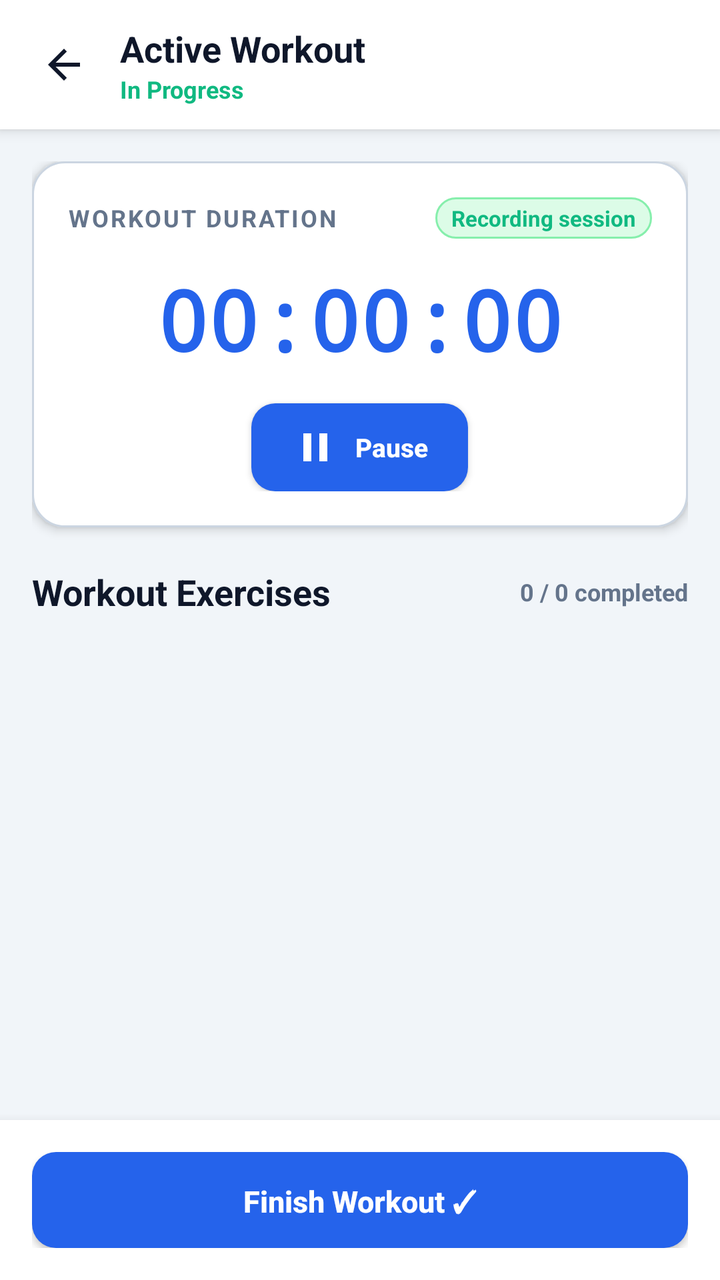
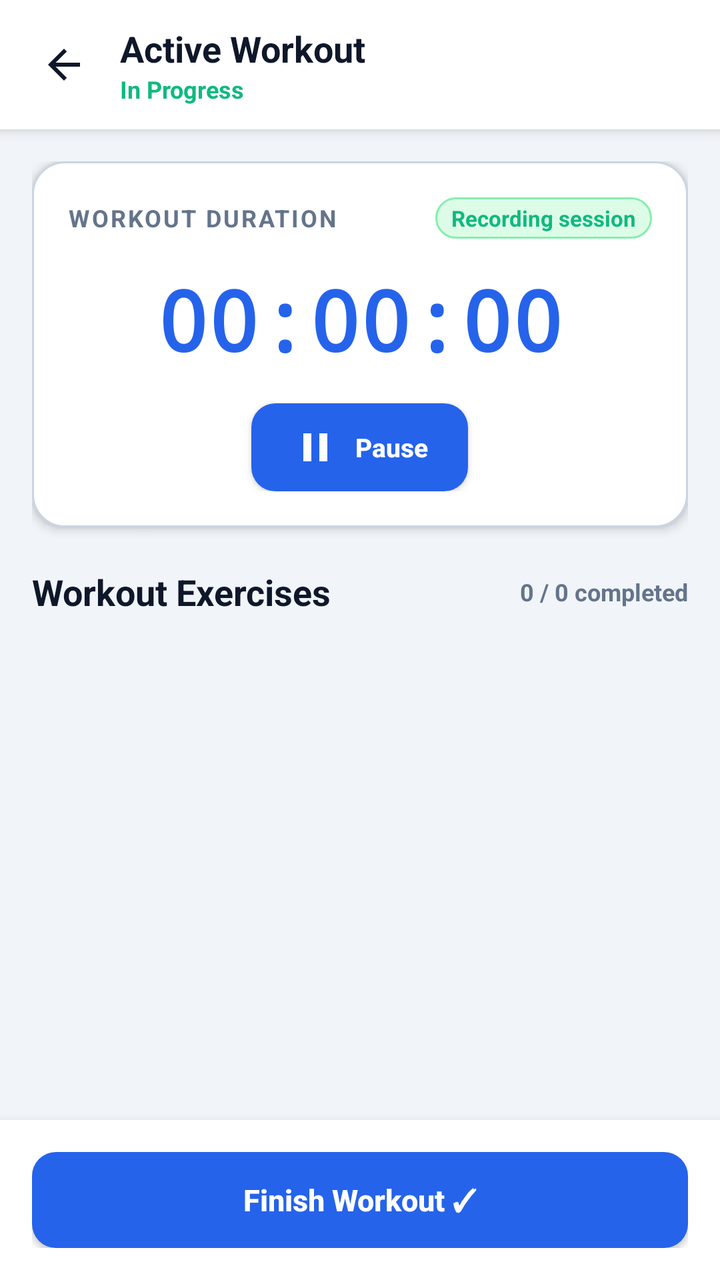

Compare the two renders of this Android layout. The source of the first and the diff that turns it into the second are given below.
<!-- AndroidManifest.xml: application theme Theme.FitTrack -->
<!-- res/layout/activity_active_workout.xml -->
<?xml version="1.0" encoding="utf-8"?>
<LinearLayout xmlns:android="http://schemas.android.com/apk/res/android"
    xmlns:tools="http://schemas.android.com/tools"
    android:layout_width="match_parent"
    android:layout_height="match_parent"
    android:background="?android:attr/colorBackground"
    android:orientation="vertical">

    
    <LinearLayout
        android:layout_width="match_parent"
        android:layout_height="wrap_content"
        android:background="?attr/colorSurface"
        android:elevation="4dp"
        android:gravity="center_vertical"
        android:orientation="horizontal"
        android:paddingStart="12dp"
        android:paddingTop="12dp"
        android:paddingEnd="16dp"
        android:paddingBottom="12dp">

        <ImageButton
            android:id="@+id/btnBack"
            android:layout_width="40dp"
            android:layout_height="40dp"
            android:background="?attr/selectableItemBackgroundBorderless"
            android:contentDescription="Go back"
            android:src="@drawable/ic_arrow_back" />

        <LinearLayout
            android:layout_width="0dp"
            android:layout_height="wrap_content"
            android:layout_marginStart="8dp"
            android:layout_weight="1"
            android:orientation="vertical">

            <TextView
                android:id="@+id/tvActiveWorkoutTitle"
                android:layout_width="wrap_content"
                android:layout_height="wrap_content"
                android:text="Active Workout"
                android:textColor="?android:attr/textColorPrimary"
                android:textSize="18sp"
                android:textStyle="bold" />

            <TextView
                android:id="@+id/tvActiveWorkoutSubtitle"
                android:layout_width="wrap_content"
                android:layout_height="wrap_content"
                android:text="In Progress"
                android:textColor="@color/accent"
                android:textSize="12sp"
                android:textStyle="bold" />

        </LinearLayout>

    </LinearLayout>

    <ScrollView
        android:layout_width="match_parent"
        android:layout_height="0dp"
        android:layout_weight="1"
        android:fillViewport="true">

        <LinearLayout
            android:layout_width="match_parent"
            android:layout_height="wrap_content"
            android:orientation="vertical"
            android:padding="16dp">

            
            <LinearLayout
                android:layout_width="match_parent"
                android:layout_height="wrap_content"
                android:background="@drawable/bg_card"
                android:elevation="3dp"
                android:gravity="center_horizontal"
                android:orientation="vertical"
                android:padding="18dp">

                
                <LinearLayout
                    android:layout_width="match_parent"
                    android:layout_height="wrap_content"
                    android:gravity="center_vertical"
                    android:orientation="horizontal">

                    <TextView
                        android:layout_width="0dp"
                        android:layout_height="wrap_content"
                        android:layout_weight="1"
                        android:letterSpacing="0.08"
                        android:text="@string/workout_duration_label"
                        android:textColor="?android:attr/textColorSecondary"
                        android:textSize="12sp"
                        android:textStyle="bold" />

                    <TextView
                        android:id="@+id/tvStopwatchStatus"
                        android:layout_width="wrap_content"
                        android:layout_height="wrap_content"
                        android:background="@drawable/bg_badge_success"
                        android:paddingStart="8dp"
                        android:paddingTop="3dp"
                        android:paddingEnd="8dp"
                        android:paddingBottom="3dp"
                        android:text="@string/stopwatch_running"
                        android:textColor="@color/accent"
                        android:textSize="11sp"
                        android:textStyle="bold" />

                </LinearLayout>

                
                <TextView
                    android:id="@+id/tvStopwatchTime"
                    android:layout_width="wrap_content"
                    android:layout_height="wrap_content"
                    android:layout_marginTop="12dp"
                    android:layout_marginBottom="14dp"
                    android:fontFamily="monospace"
                    android:text="00:00:00"
                    android:textColor="?attr/colorPrimary"
                    android:textSize="42sp"
                    android:textStyle="bold" />

                
                <androidx.appcompat.widget.AppCompatButton
                    android:id="@+id/btnStopwatchToggle"
                    android:layout_width="wrap_content"
                    android:layout_height="wrap_content"
                    android:background="@drawable/bg_button_primary"
                    android:drawableStart="@drawable/ic_pause"
                    android:drawablePadding="8dp"
                    android:gravity="center"
                    android:minHeight="44dp"
                    android:paddingStart="20dp"
                    android:paddingTop="8dp"
                    android:paddingEnd="20dp"
                    android:paddingBottom="8dp"
                    android:text="@string/pause_stopwatch"
                    android:textAllCaps="false"
                    android:textColor="@color/white"
                    android:textSize="13sp"
                    android:textStyle="bold" />

            </LinearLayout>

            
            <LinearLayout
                android:layout_width="match_parent"
                android:layout_height="wrap_content"
                android:layout_marginTop="20dp"
                android:layout_marginBottom="10dp"
                android:gravity="center_vertical"
                android:orientation="horizontal">

                <TextView
                    android:layout_width="0dp"
                    android:layout_height="wrap_content"
                    android:layout_weight="1"
                    android:text="Workout Exercises"
                    android:textColor="?android:attr/textColorPrimary"
                    android:textSize="18sp"
                    android:textStyle="bold" />

                <TextView
                    android:id="@+id/tvCompletedCounter"
                    android:layout_width="wrap_content"
                    android:layout_height="wrap_content"
                    android:text="0 / 0 completed"
                    android:textColor="?android:attr/textColorSecondary"
                    android:textSize="12sp"
                    android:textStyle="bold" />

            </LinearLayout>

            
            <androidx.recyclerview.widget.RecyclerView
                android:id="@+id/rvActiveExercises"
                android:layout_width="match_parent"
                android:layout_height="wrap_content"
                android:nestedScrollingEnabled="false"
                tools:listitem="@layout/item_active_exercise" />

        </LinearLayout>

    </ScrollView>

    
    <LinearLayout
        android:layout_width="match_parent"
        android:layout_height="wrap_content"
        android:background="?attr/colorSurface"
        android:elevation="8dp"
        android:orientation="vertical"
        android:padding="16dp">

        <androidx.appcompat.widget.AppCompatButton
            android:id="@+id/btnFinishWorkout"
            android:layout_width="match_parent"
            android:layout_height="48dp"
            android:background="@drawable/bg_button_primary"
            android:text="@string/finish_workout"
            android:textAllCaps="false"
            android:textColor="@color/white"
            android:textSize="15sp"
            android:textStyle="bold" />

    </LinearLayout>

</LinearLayout>
<!-- res/layout/item_active_exercise.xml (included above) -->
<?xml version="1.0" encoding="utf-8"?>
<LinearLayout xmlns:android="http://schemas.android.com/apk/res/android"
    android:id="@+id/llActiveExerciseCard"
    android:layout_width="match_parent"
    android:layout_height="wrap_content"
    android:layout_marginBottom="12dp"
    android:background="@drawable/bg_card"
    android:elevation="2dp"
    android:orientation="vertical"
    android:padding="14dp">

    
    <LinearLayout
        android:layout_width="match_parent"
        android:layout_height="wrap_content"
        android:gravity="center_vertical"
        android:orientation="horizontal">

        <CheckBox
            android:id="@+id/cbExerciseDone"
            android:layout_width="wrap_content"
            android:layout_height="wrap_content"
            android:minWidth="0dp"
            android:minHeight="0dp" />

        <ImageView
            android:id="@+id/ivActiveExerciseThumb"
            android:layout_width="56dp"
            android:layout_height="56dp"
            android:layout_marginStart="8dp"
            android:background="@drawable/bg_exercise_thumb"
            android:clipToOutline="true"
            android:contentDescription="Exercise thumbnail"
            android:padding="4dp"
            android:scaleType="centerInside"
            android:src="@drawable/ic_fitness_center" />

        <LinearLayout
            android:layout_width="0dp"
            android:layout_height="wrap_content"
            android:layout_marginStart="10dp"
            android:layout_weight="1"
            android:orientation="vertical">

            <TextView
                android:id="@+id/tvActiveExerciseName"
                android:layout_width="wrap_content"
                android:layout_height="wrap_content"
                android:text="Bench Press"
                android:textColor="?android:attr/textColorPrimary"
                android:textSize="16sp"
                android:textStyle="bold" />

            <TextView
                android:id="@+id/tvTargetInfo"
                android:layout_width="wrap_content"
                android:layout_height="wrap_content"
                android:layout_marginTop="2dp"
                android:text="Routine Target: 3 sets × 10 reps @ 60.0 kg"
                android:textColor="?android:attr/textColorSecondary"
                android:textSize="12sp" />

        </LinearLayout>

        <TextView
            android:id="@+id/tvDoneBadge"
            android:layout_width="wrap_content"
            android:layout_height="wrap_content"
            android:background="@drawable/bg_badge_success"
            android:paddingStart="8dp"
            android:paddingTop="3dp"
            android:paddingEnd="8dp"
            android:paddingBottom="3dp"
            android:text="✓ DONE"
            android:textColor="@color/accent"
            android:textSize="11sp"
            android:textStyle="bold"
            android:visibility="gone" />

    </LinearLayout>

    
    <View
        android:layout_width="match_parent"
        android:layout_height="1dp"
        android:layout_marginTop="10dp"
        android:layout_marginBottom="10dp"
        android:background="@color/border" />

    
    <LinearLayout
        android:layout_width="match_parent"
        android:layout_height="wrap_content"
        android:gravity="center_vertical"
        android:orientation="horizontal">

        
        <LinearLayout
            android:layout_width="0dp"
            android:layout_height="wrap_content"
            android:layout_weight="1"
            android:orientation="vertical">

            <TextView
                android:layout_width="wrap_content"
                android:layout_height="wrap_content"
                android:text="Sets Lifted Today"
                android:textColor="?android:attr/textColorSecondary"
                android:textSize="11sp"
                android:textStyle="bold" />

            <EditText
                android:id="@+id/etActiveSets"
                android:layout_width="match_parent"
                android:layout_height="40dp"
                android:layout_marginTop="4dp"
                android:background="@drawable/bg_input"
                android:gravity="center"
                android:hint="3"
                android:inputType="number"
                android:textColor="?android:attr/textColorPrimary"
                android:textColorHint="?android:attr/textColorHint"
                android:textSize="14sp" />
        </LinearLayout>

        
        <View
            android:layout_width="12dp"
            android:layout_height="1dp" />

        
        <LinearLayout
            android:layout_width="0dp"
            android:layout_height="wrap_content"
            android:layout_weight="1"
            android:orientation="vertical">

            <TextView
                android:layout_width="wrap_content"
                android:layout_height="wrap_content"
                android:text="Weight Lifted (kg)"
                android:textColor="?android:attr/textColorSecondary"
                android:textSize="11sp"
                android:textStyle="bold" />

            <EditText
                android:id="@+id/etActiveWeight"
                android:layout_width="match_parent"
                android:layout_height="40dp"
                android:layout_marginTop="4dp"
                android:background="@drawable/bg_input"
                android:gravity="center"
                android:hint="60.0"
                android:inputType="numberDecimal"
                android:textColor="?android:attr/textColorPrimary"
                android:textColorHint="?android:attr/textColorHint"
                android:textSize="14sp" />
        </LinearLayout>

    </LinearLayout>

</LinearLayout>
<!-- resources referenced by this layout -->
<resources>
  <color name="accent">#10B981</color>
  <color name="border">#CBD5E1</color>
  <color name="white">#FFFFFFFF</color>
  <!-- drawable bg_badge_success (drawable) -->
  <?xml version="1.0" encoding="utf-8"?>
  <shape xmlns:android="http://schemas.android.com/apk/res/android"
      android:shape="rectangle">
      <solid android:color="@color/badge_success_bg" />
      <corners android:radius="12dp" />
      <stroke android:width="1dp" android:color="@color/badge_success_stroke" />
  </shape>
  <!-- drawable bg_button_primary (drawable) -->
  <?xml version="1.0" encoding="utf-8"?>
  <ripple xmlns:android="http://schemas.android.com/apk/res/android"
      android:color="#40FFFFFF">
      <item>
          <shape android:shape="rectangle">
              <solid android:color="@color/primary" />
              <corners android:radius="12dp" />
              <padding
                  android:bottom="14dp"
                  android:left="16dp"
                  android:right="16dp"
                  android:top="14dp" />
          </shape>
      </item>
  </ripple>
  <!-- drawable bg_card (drawable) -->
  <?xml version="1.0" encoding="utf-8"?>
  <shape xmlns:android="http://schemas.android.com/apk/res/android"
      android:shape="rectangle">
      <solid android:color="@color/surface" />
      <corners android:radius="16dp" />
      <stroke android:width="1dp" android:color="@color/border" />
  </shape>
  <!-- drawable bg_exercise_thumb (drawable) -->
  <?xml version="1.0" encoding="utf-8"?>
  <shape xmlns:android="http://schemas.android.com/apk/res/android"
      android:shape="rectangle">
      <solid android:color="@color/bg_light" />
      <corners android:radius="10dp" />
      <stroke
          android:width="1dp"
          android:color="@color/border" />
  </shape>
  <!-- drawable bg_input (drawable) -->
  <?xml version="1.0" encoding="utf-8"?>
  <shape xmlns:android="http://schemas.android.com/apk/res/android"
      android:shape="rectangle">
      <solid android:color="@color/surface" />
      <corners android:radius="10dp" />
      <stroke android:width="1dp" android:color="@color/border" />
  </shape>
  <!-- drawable ic_arrow_back (drawable) -->
  <vector xmlns:android="http://schemas.android.com/apk/res/android"
      android:width="24dp"
      android:height="24dp"
      android:viewportWidth="24"
      android:viewportHeight="24"
      android:tint="?attr/colorControlNormal">
      <path
          android:fillColor="@android:color/white"
          android:pathData="M20,11H7.83l5.59,-5.59L12,4l-8,8 8,8 1.41,-1.41L7.83,13H20v-2z" />
  </vector>
  <!-- drawable ic_pause (drawable) -->
  <vector xmlns:android="http://schemas.android.com/apk/res/android"
      android:width="24dp"
      android:height="24dp"
      android:viewportWidth="24"
      android:viewportHeight="24"
      android:tint="@android:color/white">
      <path
          android:fillColor="@android:color/white"
          android:pathData="M6,19h4V5H6v14zm8,-14v14h4V5h-4z" />
  </vector>
  <string name="finish_workout">Finish Workout ✓</string>
  <string name="pause_stopwatch">Pause</string>
  <string name="stopwatch_running">Recording session</string>
  <string name="workout_duration_label">WORKOUT DURATION</string>
  <style name="Theme.FitTrack" parent="Base.Theme.FitTrack" />
  <color name="badge_success_bg">#DCFCE7</color>
  <color name="badge_success_stroke">#86EFAC</color>
  <color name="primary">#2563EB</color>
  <color name="surface">#FFFFFF</color>
  <color name="bg_light">#F1F5F9</color>
  <color name="primary_dark">#1D4ED8</color>
  <color name="text_primary">#0F172A</color>
  <color name="surface_elevated">#F8FAFC</color>
  <color name="text_secondary">#64748B</color>
  <color name="text_hint">#94A3B8</color>
  <!-- unchanged entries left out for length: 2 -->
</resources>

<!-- the commit's change to res/layout/activity_active_workout.xml (unified diff, before → after) -->
@@ -132,7 +132,11 @@
                     android:background="@drawable/bg_button_primary"
                     android:drawableStart="@drawable/ic_pause"
                     android:drawablePadding="8dp"
+                    android:ellipsize="none"
                     android:gravity="center"
+                    android:insetTop="0dp"
+                    android:insetBottom="0dp"
+                    android:maxLines="1"
                     android:minHeight="44dp"
                     android:paddingStart="20dp"
                     android:paddingTop="8dp"
@@ -199,8 +203,18 @@
         <androidx.appcompat.widget.AppCompatButton
             android:id="@+id/btnFinishWorkout"
             android:layout_width="match_parent"
-            android:layout_height="48dp"
+            android:layout_height="wrap_content"
             android:background="@drawable/bg_button_primary"
+            android:ellipsize="none"
+            android:gravity="center"
+            android:insetTop="0dp"
+            android:insetBottom="0dp"
+            android:maxLines="1"
+            android:minHeight="48dp"
+            android:paddingStart="16dp"
+            android:paddingTop="10dp"
+            android:paddingEnd="16dp"
+            android:paddingBottom="10dp"
             android:text="@string/finish_workout"
             android:textAllCaps="false"
             android:textColor="@color/white"
